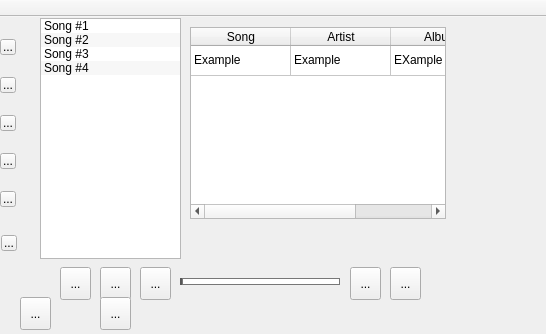
milohr/babe-qt, file mainwindow.ui: the form before one commit.
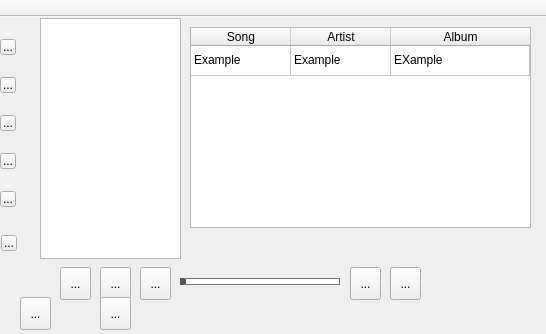
The form after the commit. Icons and pictures are not drawn.

```diff
--- a/mainwindow.ui
+++ b/mainwindow.ui
@@ -231,7 +231,25 @@
 border-radius: 4px;
 }
 
-</string>
+QSlider::handle:horizontal {
+background: #575757;
+
+width: 5px;
+
+
+}
+
+QSlider::handle:horizontal:hover {
+background: pink;
+border: 1px solid #777;
+width: 5px;
+margin-top: -2px;
+margin-bottom: -2px;
+
+}</string>
+    </property>
+    <property name="maximum">
+     <number>1000</number>
     </property>
     <property name="orientation">
      <enum>Qt::Horizontal</enum>
@@ -267,36 +285,22 @@
     <property name="layoutMode">
      <enum>QListView::SinglePass</enum>
     </property>
-    <item>
-     <property name="text">
-      <string>Song #1</string>
-     </property>
-    </item>
-    <item>
-     <property name="text">
-      <string>Song #2</string>
-     </property>
-    </item>
-    <item>
-     <property name="text">
-      <string>Song #3</string>
-     </property>
-    </item>
-    <item>
-     <property name="text">
-      <string>Song #4</string>
-     </property>
-    </item>
    </widget>
    <widget class="QTableWidget" name="tableWidget">
     <property name="geometry">
      <rect>
       <x>190</x>
       <y>10</y>
-      <width>256</width>
-      <height>192</height>
+      <width>341</width>
+      <height>201</height>
      </rect>
     </property>
+    <property name="layoutDirection">
+     <enum>Qt::LeftToRight</enum>
+    </property>
+    <property name="autoFillBackground">
+     <bool>false</bool>
+    </property>
     <property name="styleSheet">
      <string notr="true"/>
     </property>
@@ -307,7 +311,10 @@
      <enum>QFrame::Sunken</enum>
     </property>
     <property name="sizeAdjustPolicy">
-     <enum>QAbstractScrollArea::AdjustToContents</enum>
+     <enum>QAbstractScrollArea::AdjustIgnored</enum>
+    </property>
+    <property name="alternatingRowColors">
+     <bool>true</bool>
     </property>
     <property name="showGrid">
      <bool>true</bool>
@@ -321,9 +328,27 @@
     <property name="wordWrap">
      <bool>false</bool>
     </property>
+    <property name="cornerButtonEnabled">
+     <bool>true</bool>
+    </property>
+    <attribute name="horizontalHeaderVisible">
+     <bool>true</bool>
+    </attribute>
+    <attribute name="horizontalHeaderCascadingSectionResizes">
+     <bool>false</bool>
+    </attribute>
+    <attribute name="horizontalHeaderHighlightSections">
+     <bool>true</bool>
+    </attribute>
+    <attribute name="horizontalHeaderStretchLastSection">
+     <bool>true</bool>
+    </attribute>
     <attribute name="verticalHeaderVisible">
      <bool>false</bool>
     </attribute>
+    <attribute name="verticalHeaderStretchLastSection">
+     <bool>false</bool>
+    </attribute>
     <row>
      <property name="text">
       <string>1</string>
```
Left out of the diff: 11 changed lines with no effect on the pictures.
